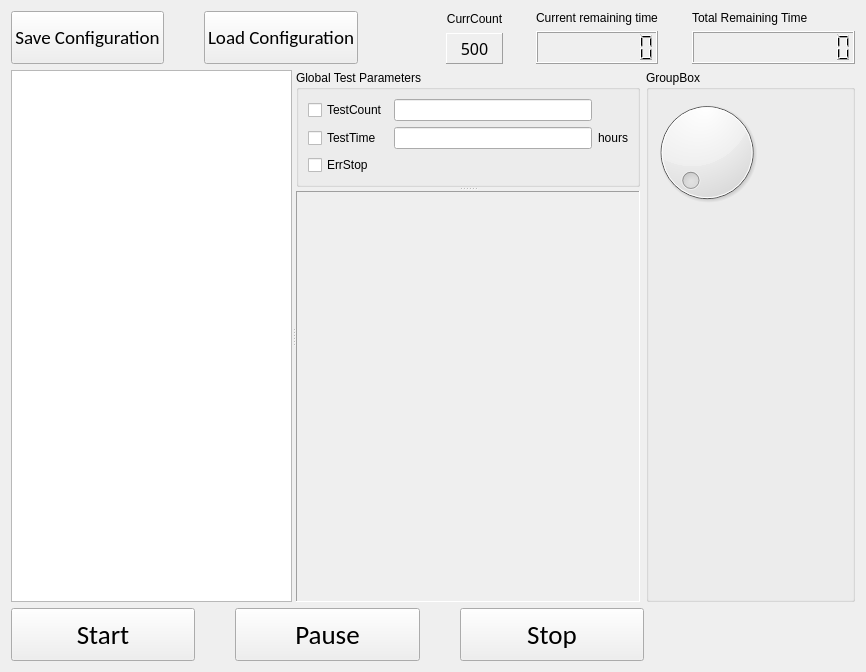
Before: the Qt Designer form 01_pro/UsHardwareTest/UsHwTestForm.ui in gaohuaiqing/UltraSmart_Platform, drawn with Qt 5.
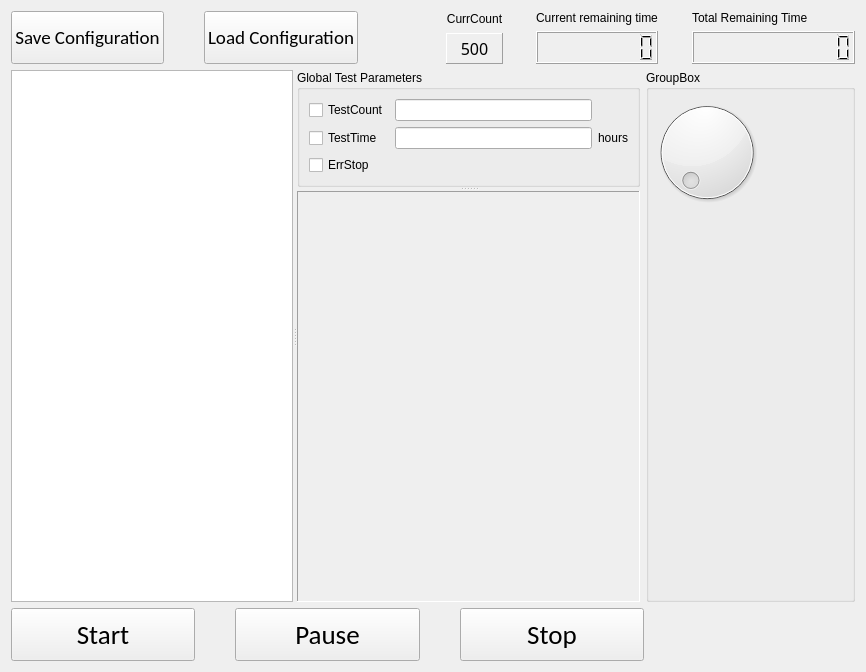
After: the same form once the commit is applied.

The edit to the form file:
```diff
--- a/01_pro/UsHardwareTest/UsHwTestForm.ui
+++ b/01_pro/UsHardwareTest/UsHwTestForm.ui
@@ -356,6 +356,9 @@
            <verstretch>1</verstretch>
           </sizepolicy>
          </property>
+         <property name="autoFillBackground">
+          <bool>false</bool>
+         </property>
          <property name="frameShape">
           <enum>QFrame::Panel</enum>
          </property>
@@ -363,6 +366,15 @@
           <enum>QFrame::Sunken</enum>
          </property>
          <layout class="QGridLayout" name="gridLayout">
+          <property name="leftMargin">
+           <number>6</number>
+          </property>
+          <property name="topMargin">
+           <number>3</number>
+          </property>
+          <property name="verticalSpacing">
+           <number>0</number>
+          </property>
           <item row="1" column="0">
            <spacer name="verticalSpacer_2">
             <property name="orientation">
```
